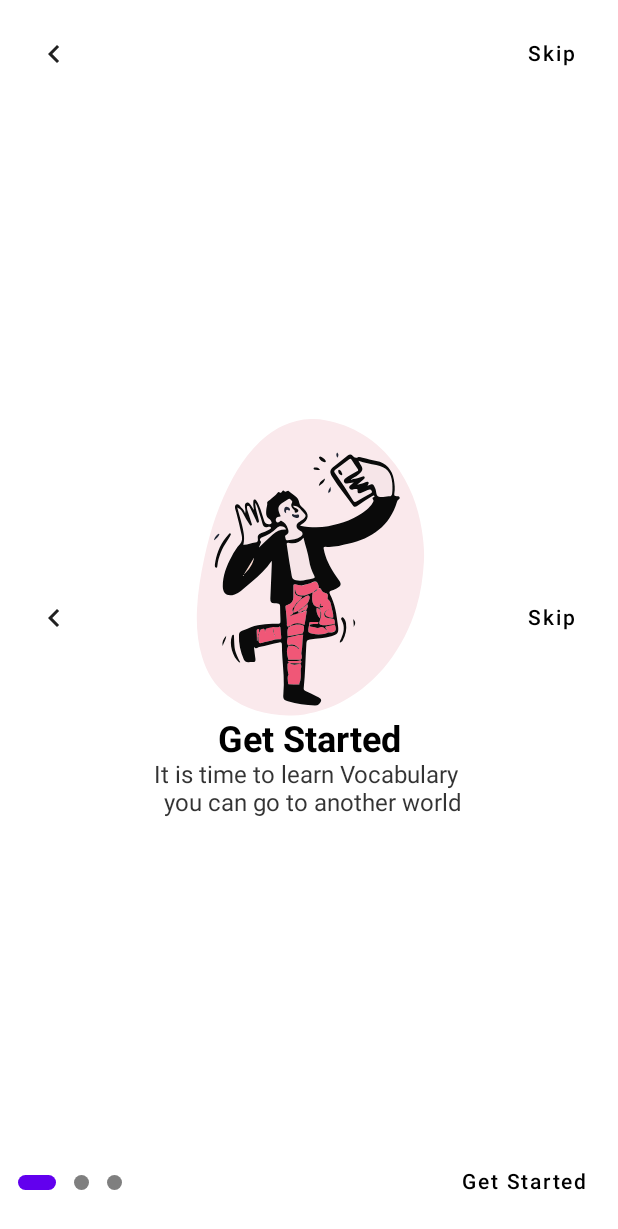
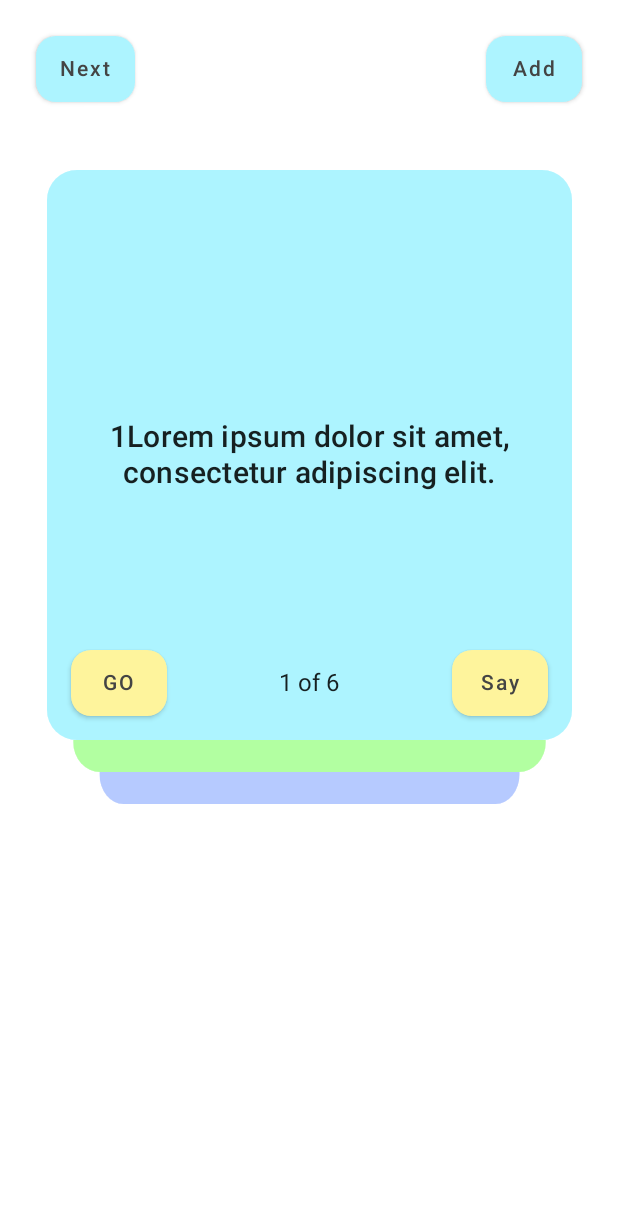
Before and after one commit to Ryosuke-Androiddev/Compose-ViewPager, an Android app built with Jetpack Compose: the screen it shows after launch (MainActivity), on a phone screen of 412 x 824 dp. Shown: the top 1229 px of the screen. Run offline under Robolectric (Android 15) with nearby library versions, the phone set to English and light mode, and no system bars; our stand-ins replace accompanist.

Commit message:
flashcards setup

```diff
--- a/app/build.gradle
+++ b/app/build.gradle
@@ -69,4 +69,7 @@ dependencies {
 
     //Navigation
     implementation("androidx.navigation:navigation-compose:2.4.0-alpha06")
+
+    //Material Design
+    implementation "androidx.compose.material:material-icons-extended:$compose_version"
 }
--- a/app/src/main/java/com/example/viewpager/MainActivity.kt
+++ b/app/src/main/java/com/example/viewpager/MainActivity.kt
@@ -17,6 +17,8 @@ import androidx.compose.ui.graphics.toArgb
 import androidx.compose.ui.layout.ContentScale
 import androidx.compose.ui.res.painterResource
 import androidx.compose.ui.tooling.preview.Preview
+import com.example.viewpager.deck.TestStudyCardDeck
+import com.example.viewpager.deck.TestStudyCardFrontView
 import com.example.viewpager.ui.navigation.ViewPagerAndNavigation
 import com.example.viewpager.ui.theme.OnBoardingTheme
 import com.example.viewpager.ui.theme.ViewPagerTheme
@@ -35,8 +37,11 @@ class MainActivity : ComponentActivity() {
 
                 androidx.compose.material.Surface(color = MaterialTheme.colors.background,modifier = Modifier.fillMaxSize()) {
 
-                    ViewPagerAndNavigation()
+                    //ViewPagerAndNavigation()
 
+                    //TestStudyCardFrontView()
+
+                    TestStudyCardDeck()
                 }
             }
         }
--- /dev/null
+++ b/app/src/main/java/com/example/viewpager/deck/CardViewFun.kt
@@ -0,0 +1,148 @@
+package com.example.viewpager.deck
+
+import androidx.compose.foundation.background
+import androidx.compose.foundation.layout.*
+import androidx.compose.foundation.shape.RoundedCornerShape
+import androidx.compose.material.MaterialTheme
+import androidx.compose.material.Scaffold
+import androidx.compose.material.Surface
+import androidx.compose.material.Text
+import androidx.compose.runtime.Composable
+import androidx.compose.ui.Alignment
+import androidx.compose.ui.Modifier
+import androidx.compose.ui.graphics.Color
+import androidx.compose.ui.text.style.TextAlign
+import androidx.compose.ui.unit.dp
+import com.example.viewpager.utility.Constants.LOREM_IPSUM_FRONT
+import com.example.viewpager.utility.Constants.cardHeight
+import com.example.viewpager.utility.Constants.cardWidth
+import com.example.viewpager.utility.Constants.normalSpace
+import com.example.viewpager.utility.Constants.primaryColor
+import com.example.viewpager.utility.Constants.smallSpace
+import com.example.viewpager.utility.NiceButton
+
+enum class CardFlipState {
+    FRONT_FACE,
+    BACK_FACE
+}
+
+val cornerRadiusBig = 20.dp
+val normalElevation = 1.dp
+val backSideColor = Color(0xFFfef49c)
+val secondaryColor = Color(0xffb2ffa1)
+val tertiaryColor = Color(0xFFb6caff)
+
+@Composable
+fun StudyCardView(
+    modifier: Modifier = Modifier,
+    side: CardFlipState = CardFlipState.FRONT_FACE,
+    backgroundColor: Color = backSideColor,
+    content: @Composable (Color) -> Unit,
+    bottomBar: @Composable (Color) -> Unit
+){
+    val color = if (side == CardFlipState.FRONT_FACE){
+        backgroundColor
+    } else {
+        backSideColor
+    }
+    Surface(
+        modifier = modifier,
+        shape = RoundedCornerShape(cornerRadiusBig),
+        color = color,
+        content = {
+            Scaffold(
+                modifier = Modifier.fillMaxSize(),
+                topBar = {},
+                bottomBar = { bottomBar(backgroundColor) },
+                content = { content(color) }
+            )
+        }
+    )
+}
+
+@Composable
+fun StudyCardsContent(
+    data: String,
+    backgroundColor: Color
+){
+    Column(
+        modifier = Modifier
+            .fillMaxHeight()
+            .fillMaxWidth()
+            .background(backgroundColor),
+        verticalArrangement = Arrangement.Center,
+        horizontalAlignment = Alignment.CenterHorizontally
+    ) {
+        Text(
+            text = data,
+            modifier = Modifier
+                .align(Alignment.CenterHorizontally)
+                .padding(normalSpace),
+            style = MaterialTheme.typography.h6,
+            textAlign = TextAlign.Center
+        )
+    }
+}
+
+@Composable
+fun StudyCardBottomBar(
+    index: Int,
+    count: Int,
+    side: CardFlipState = CardFlipState.FRONT_FACE,
+    frontSideColor: Color,
+    leftActionHandler: (CardFlipState) -> Unit = {},
+    rightActionHandler: () -> Unit = {}
+){
+    Row(
+        verticalAlignment = Alignment.CenterVertically,
+        horizontalArrangement = Arrangement.SpaceEvenly,
+        modifier = Modifier.padding(smallSpace)
+    ) {
+        val buttonColor = if (side == CardFlipState.FRONT_FACE){
+            backSideColor
+        } else {
+            frontSideColor
+        }
+        val leftTitle = if (side == CardFlipState.FRONT_FACE){
+            "GO"
+        } else {
+            "Back"
+        }
+        val rightTitle = "Say"
+        NiceButton(
+            title = leftTitle,
+            backgroundColor = buttonColor,
+            onClick = { leftActionHandler.invoke(side) }
+        )
+        Spacer(Modifier.weight(1f))
+        Text("${index + 1} of $count")
+        Spacer(Modifier.weight(1f))
+        NiceButton(
+            title = rightTitle,
+            backgroundColor = buttonColor,
+            onClick = { rightActionHandler.invoke() }
+        )
+    }
+}
+
+@Composable
+fun TestStudyCardFrontView() {
+    StudyCardView(
+        backgroundColor = primaryColor,
+        side = CardFlipState.FRONT_FACE,
+        modifier = Modifier.size(cardWidth, cardHeight),
+        content = { frontSideColor ->
+            StudyCardsContent(
+                LOREM_IPSUM_FRONT,
+                frontSideColor
+            )
+        },
+        bottomBar = { frontSideColor ->
+            StudyCardBottomBar(
+                0, 1, CardFlipState.FRONT_FACE, frontSideColor,
+                leftActionHandler = { },
+                rightActionHandler = { }
+            )
+        }
+    )
+}
--- /dev/null
+++ b/app/src/main/java/com/example/viewpager/deck/DeckOfCards.kt
@@ -0,0 +1,130 @@
+package com.example.viewpager.deck
+
+import androidx.compose.foundation.layout.*
+import androidx.compose.material.Scaffold
+import androidx.compose.runtime.*
+import androidx.compose.ui.Alignment
+import androidx.compose.ui.Modifier
+import androidx.compose.ui.draw.scale
+import androidx.compose.ui.unit.IntOffset
+import androidx.compose.ui.unit.dp
+import androidx.compose.ui.zIndex
+import com.example.viewpager.utility.Constants.LOREM_IPSUM_BACK
+import com.example.viewpager.utility.Constants.LOREM_IPSUM_FRONT
+import com.example.viewpager.utility.Constants.cardHeight
+import com.example.viewpager.utility.Constants.cardWidth
+import com.example.viewpager.utility.Constants.paddingOffset
+import com.example.viewpager.utility.Constants.primaryColor
+import com.example.viewpager.utility.NiceButton
+
+data class StudyCard(
+    val index: Int,
+    val frontVal: String,
+    val backVal: String,
+    val frontLang: String = "English",
+    val backLang: String = "English"
+)
+
+private val colors = arrayOf(primaryColor, secondaryColor, tertiaryColor)
+
+private fun calculateScale(idx: Int): Float {
+    return 1f - idx * (1f / 10f)
+}
+
+private fun calculateOffset(idx: Int): Int {
+    return (paddingOffset * (idx + 1)).toInt()
+}
+
+@Composable
+fun StudyCardDeck(
+    current: Int,
+    visible: Int,
+    dataSource: List<StudyCard>
+){
+    val topCardIdx = 0
+    val count =dataSource.size
+    val visibleCards: Int = StrictMath.min(visible, dataSource.size - current)
+
+    Box(
+        modifier = Modifier
+            .fillMaxSize()
+    ) {
+        repeat(visibleCards) { idx ->
+
+            val index = current + idx
+            val card = dataSource[idx]
+            val colorIndex = card.index % colors.size
+            val cardColor = colors[colorIndex]
+            val data = card.frontVal
+            val zIndex = 100f - idx
+            val scaleX = calculateScale(idx)
+            val offsetY = calculateOffset(idx)
+            val cardModifier = Modifier
+                .scale(scaleX, 1f)
+                .offset { IntOffset(0, offsetY) }
+                .align(Alignment.TopCenter)
+                .zIndex(zIndex)
+                .size(cardWidth, cardHeight)
+
+            StudyCardView(
+                backgroundColor = cardColor,
+                side = CardFlipState.FRONT_FACE,
+                modifier = cardModifier,
+                content = { frontSideColor ->
+                    StudyCardsContent(
+                        data, frontSideColor
+                    )
+                },
+                bottomBar = { frontSideColor ->
+                    if (idx == topCardIdx) {
+                        StudyCardBottomBar(
+                            card.index, count, CardFlipState.FRONT_FACE, frontSideColor,
+                            leftActionHandler = { buttonOnSide ->
+                            },
+                            rightActionHandler = { }
+                        )
+                    }
+                }
+            )
+        }
+    }
+}
+
+val data = arrayListOf(
+    StudyCard(0, "1$LOREM_IPSUM_FRONT", "1$LOREM_IPSUM_BACK"),
+    StudyCard(1, "2$LOREM_IPSUM_FRONT", "2$LOREM_IPSUM_BACK"),
+    StudyCard(2, "3$LOREM_IPSUM_FRONT", "3$LOREM_IPSUM_BACK"),
+    StudyCard(3, "4$LOREM_IPSUM_FRONT", "4$LOREM_IPSUM_BACK"),
+    StudyCard(4, "5$LOREM_IPSUM_FRONT", "5$LOREM_IPSUM_BACK"),
+    StudyCard(5, "6$LOREM_IPSUM_FRONT", "6$LOREM_IPSUM_BACK")
+)
+
+@Composable
+fun TestStudyCardDeck() {
+    var current by remember { mutableStateOf(0) }
+    var visible by remember { mutableStateOf(3) }
+
+    Scaffold(
+        topBar = {
+            Column {
+                Row(Modifier.padding(16.dp)) {
+                    NiceButton(title = "Next") {
+                        if (current < data.lastIndex)
+                            current += 1
+                        else
+                            current = 0
+                    }
+                    Spacer(Modifier.weight(1f))
+                    NiceButton(title = "Add") {
+                        if (visible < data.lastIndex)
+                            visible += 1
+                        else
+                            visible = 1
+                    }
+                }
+            }
+        }
+    ) {
+        StudyCardDeck(current, visible, data)
+    }
+}
--- a/app/src/main/java/com/example/viewpager/utility/Constants.kt
+++ b/app/src/main/java/com/example/viewpager/utility/Constants.kt
@@ -1,8 +1,40 @@
 package com.example.viewpager.utility
+
+import androidx.compose.ui.graphics.Color
+import androidx.compose.ui.unit.dp
 
 object Constants {
 
     const val TOP_SCREEN = "top"
 
     const val SECOND_SCREEN = "second"
+
+    val primaryTextColor = Color(0xFF444444)
+    val primaryColor = Color(0xffadf4ff)
+    val normalSpace = 16.dp
+    val smallSpace = 8.dp
+    val noSpace = 0.dp
+    val normalTouchableHeight = 44.dp
+
+    val noRadius = 0.dp
+    val normalRadius = 16.dp
+    val rowHeight = 84.dp
+    val deleteIconButtonWidth = 60.dp
+    val deleteTextButtonWidth = 80.dp
+    val dividerNormalThickness = 1.0.dp
+
+    val backSideColor = Color(0xFFfef49c)
+    val secondaryColor = Color(0xffb2ffa1)
+    val tertiaryColor = Color(0xFFb6caff)
+
+    val cardWidth = 350.dp
+    val cardHeight = 380.dp
+
+    const val paddingOffset = 32f
+    const val LOREM_IPSUM_FRONT = "Lorem ipsum dolor sit amet, consectetur adipiscing elit."
+    const val LOREM_IPSUM_BACK =
+        "Integer dolor nisl, finibus eget dignissim sit amet, semper vel ipsum."
+
+    // part. 3
+    const val animationTime = 350
 }
--- /dev/null
+++ b/app/src/main/java/com/example/viewpager/utility/Widgets.kt
@@ -0,0 +1,37 @@
+package com.example.viewpager.utility
+
+import androidx.compose.foundation.layout.height
+import androidx.compose.foundation.layout.padding
+import androidx.compose.foundation.shape.RoundedCornerShape
+import androidx.compose.material.Button
+import androidx.compose.material.ButtonDefaults
+import androidx.compose.material.Text
+import androidx.compose.runtime.Composable
+import androidx.compose.ui.Modifier
+import androidx.compose.ui.graphics.Color
+import com.example.viewpager.utility.Constants.normalTouchableHeight
+import com.example.viewpager.utility.Constants.primaryColor
+import com.example.viewpager.utility.Constants.primaryTextColor
+import com.example.viewpager.utility.Constants.smallSpace
+
+@Composable
+fun NiceButton(
+    title: String,
+    textColor: Color = primaryTextColor,
+    backgroundColor: Color = primaryColor,
+    onClick: () -> Unit
+) {
+    Button(
+        onClick = onClick,
+        modifier = Modifier
+            .padding(smallSpace)
+            .height(normalTouchableHeight),
+        shape = RoundedCornerShape(30),
+        colors = ButtonDefaults.outlinedButtonColors(
+            contentColor = textColor,
+            backgroundColor = backgroundColor
+        )
+    ) {
+        Text(title)
+    }
+}
```
